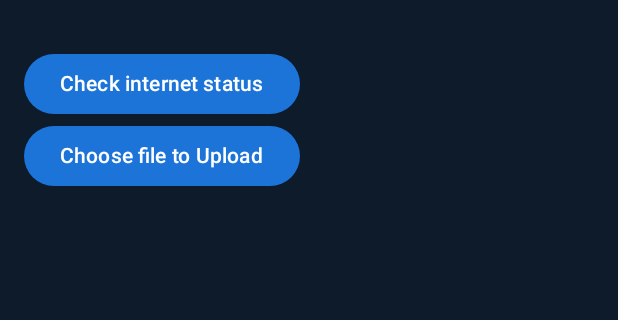
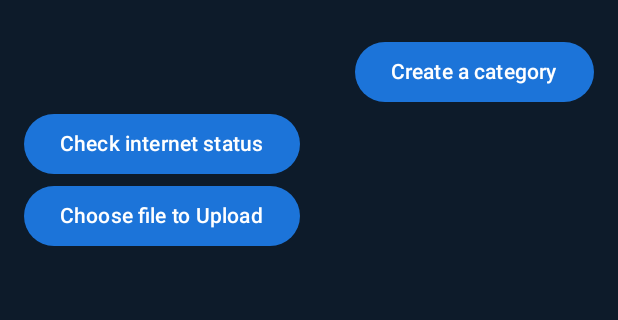
Before and after one commit to vijay-kartik/MySpace, an Android app built with Jetpack Compose: the home screen opened through its navigation route, on a phone screen of 412 x 824 dp, the part 96-416 px from its top. Run offline under Robolectric (Android 15) with nearby library versions, the phone set to English and light mode, and no system bars; our stand-ins replace Dagger/Hilt's generated code, Firebase (no records; nobody signed in at launch, a user with empty details on screens opened directly); 4 statements that could not run were skipped.

```diff
--- a/app/src/main/java/com/vkartik/myspace/ui/presentation/home/HomeScreen.kt
+++ b/app/src/main/java/com/vkartik/myspace/ui/presentation/home/HomeScreen.kt
@@ -13,16 +13,13 @@ import androidx.compose.foundation.layout.Box
 import androidx.compose.foundation.layout.Column
 import androidx.compose.foundation.layout.Spacer
 import androidx.compose.foundation.layout.fillMaxWidth
+import androidx.compose.foundation.layout.height
 import androidx.compose.foundation.layout.padding
-import androidx.compose.foundation.layout.wrapContentSize
-import androidx.compose.foundation.shape.CircleShape
 import androidx.compose.foundation.shape.RoundedCornerShape
 import androidx.compose.material.icons.Icons
 import androidx.compose.material.icons.filled.Menu
 import androidx.compose.material3.Button
 import androidx.compose.material3.DrawerValue
-import androidx.compose.material3.DropdownMenu
-import androidx.compose.material3.DropdownMenuItem
 import androidx.compose.material3.ExperimentalMaterial3Api
 import androidx.compose.material3.Icon
 import androidx.compose.material3.IconButton
@@ -34,24 +31,19 @@ import androidx.compose.material3.TopAppBarDefaults
 import androidx.compose.material3.rememberDrawerState
 import androidx.compose.runtime.Composable
 import androidx.compose.runtime.getValue
-import androidx.compose.runtime.mutableStateOf
-import androidx.compose.runtime.remember
 import androidx.compose.runtime.rememberCoroutineScope
-import androidx.compose.runtime.saveable.rememberSaveable
-import androidx.compose.runtime.setValue
 import androidx.compose.ui.Alignment
 import androidx.compose.ui.Modifier
 import androidx.compose.ui.draw.clip
+import androidx.compose.ui.graphics.Color
 import androidx.compose.ui.graphics.asImageBitmap
-import androidx.compose.ui.layout.onSizeChanged
 import androidx.compose.ui.platform.LocalContext
-import androidx.compose.ui.platform.LocalDensity
-import androidx.compose.ui.unit.DpOffset
 import androidx.compose.ui.unit.dp
 import androidx.hilt.navigation.compose.hiltViewModel
 import androidx.lifecycle.compose.collectAsStateWithLifecycle
-import coil.compose.AsyncImage
 import com.example.core.ui.extensions.showToast
+import com.vkartik.myspace.ui.presentation.home.components.DrawerContent
+import com.vkartik.myspace.ui.presentation.home.components.ProfileIconButton
 import com.vkartik.myspace.ui.utils.extractBorderColorFrom
 import com.vkartik.myspace.ui.utils.resizeBitmap
 import kotlinx.coroutines.launch
@@ -60,20 +52,14 @@ import kotlinx.coroutines.launch
 @Composable
 fun HomeScreen(viewModel: HomeViewModel = hiltViewModel(), navigateBackToSignIn: () -> Unit) {
     val homeUiState: HomeUiState? by viewModel.homeUiState.collectAsStateWithLifecycle()
-    val internetConnected: Boolean? by viewModel.internetConnected.collectAsStateWithLifecycle()
-    val selectedBitmap: Uri? by viewModel.selectedImage.collectAsStateWithLifecycle()
 
     viewModel.fetchSignedInUserData()
-    val context = LocalContext.current
-    val launcher =
-        rememberLauncherForActivityResult(contract = ActivityResultContracts.PickVisualMedia()) { uri ->
-            viewModel.onImageSelected(uri)
-        }
     val drawerState = rememberDrawerState(initialValue = DrawerValue.Closed)
     val coroutineScope = rememberCoroutineScope()
 
     ModalNavigationDrawer(
         drawerState = drawerState,
+        scrimColor = Color.Transparent,
         drawerContent = { DrawerContent() }) {
         Scaffold(topBar = {
             TopAppBar(
@@ -88,7 +74,7 @@ fun HomeScreen(viewModel: HomeViewModel = hiltViewModel(), navigateBackToSignIn:
                     }
                 },
                 actions = {
-                    ProfileIconButton(homeUiState = homeUiState) {
+                    ProfileIconButton(userData = homeUiState?.userData) {
                         viewModel.signOut { navigateBackToSignIn() }
                     }
                 },
@@ -97,15 +83,7 @@ fun HomeScreen(viewModel: HomeViewModel = hiltViewModel(), navigateBackToSignIn:
         },
             content = { paddingValues ->
                 HomeContent(
-                    selectedBitmap = selectedBitmap,
-                    launchImagePicker = {
-                        launcher.launch(PickVisualMediaRequest(ActivityResultContracts.PickVisualMedia.ImageOnly))
-                    },
-                    checkInternetStatus = {
-                        internetConnected?.let { connected ->
-                            context.showToast(if (connected) "Internet connected" else "Device Offline")
-                        }
-                    },
+                    viewModel = viewModel,
                     modifier = Modifier.padding(paddingValues)
                 )
             }
@@ -115,65 +93,34 @@ fun HomeScreen(viewModel: HomeViewModel = hiltViewModel(), navigateBackToSignIn:
 
 
 @Composable
-fun ProfileIconButton(homeUiState: HomeUiState?, signOut: () -> Unit) {
-    var isContextMenuVisible by rememberSaveable { mutableStateOf(false) }
-    var pressOffSet by remember { mutableStateOf(DpOffset(0.dp, 0.dp)) }
-    var itemHeight by remember { mutableStateOf(0.dp) }
-    var itemWidth by remember { mutableStateOf(0.dp) }
-    val density = LocalDensity.current
-
-    IconButton(onClick = { isContextMenuVisible = true }) {
-        Box(
-            modifier = Modifier
-                .wrapContentSize()
-                .onSizeChanged {
-                    itemHeight = with(density) { it.height.toDp() }
-                    itemWidth = with(density) { it.width.toDp() }
-                }
-        ) {
-            AsyncImage(
-                model = homeUiState?.userData?.profilePicUrl,
-                contentDescription = null,
-                modifier = Modifier
-                    .clip(CircleShape)
-            )
-
-            DropdownMenu(
-                expanded = isContextMenuVisible,
-                onDismissRequest = { isContextMenuVisible = false },
-                offset = pressOffSet.copy(y = pressOffSet.y + 8.dp, x = itemWidth - 30.dp)
-            ) {
-                DropdownMenuItem(onClick = {
-                    isContextMenuVisible = false
-                    signOut()
-                }, text = { Text(text = "Sign Out") })
-            }
-        }
-    }
-
-
-}
-
-
-@Composable
 fun HomeContent(
-    selectedBitmap: Uri?,
-    launchImagePicker: () -> Unit,
-    checkInternetStatus: () -> Unit,
+    viewModel: HomeViewModel,
     modifier: Modifier = Modifier
 ) {
+    val selectedBitmap: Uri? by viewModel.selectedImage.collectAsStateWithLifecycle()
+    val internetConnected: Boolean? by viewModel.internetConnected.collectAsStateWithLifecycle()
+    val context = LocalContext.current
+    val launcher =
+        rememberLauncherForActivityResult(contract = ActivityResultContracts.PickVisualMedia()) { uri ->
+            viewModel.onImageSelected(uri)
+        }
     Box(
-        modifier = modifier.padding(16.dp), contentAlignment = Alignment.TopStart
+        modifier = modifier.padding(16.dp).fillMaxWidth(), contentAlignment = Alignment.TopStart
     ) {
-        Column {
-            Spacer(modifier = Modifier.padding(8.dp))
+        Column(modifier = Modifier.fillMaxWidth()) {
+            Spacer(modifier = Modifier.height(8.dp))
+            Button(onClick = { /*TODO*/ }, modifier = Modifier.align(Alignment.End)) {
+                Text(text = "Create a category")
+            }
             Button(onClick = {
-                checkInternetStatus()
+                internetConnected?.let { connected ->
+                    context.showToast(if (connected) "Internet connected" else "Device Offline")
+                }
             }) {
                 Text(text = "Check internet status")
             }
             Button(onClick = {
-                launchImagePicker()
+                launcher.launch(PickVisualMediaRequest(ActivityResultContracts.PickVisualMedia.ImageOnly))
             }) {
                 Text(text = "Choose file to Upload")
             }
@@ -209,11 +156,3 @@ fun ImageUploads(selectedBitmap: Uri?) {
         )
     }
 }
-
-@Composable
-fun DrawerContent() {
-    Column {
-        Text(text = "Movies")
-        Text(text = "Fodd log")
-    }
-}
--- /dev/null
+++ b/app/src/main/java/com/vkartik/myspace/ui/presentation/home/components/HomeDrawer.kt
@@ -0,0 +1,28 @@
+package com.vkartik.myspace.ui.presentation.home.components
+
+import androidx.compose.foundation.background
+import androidx.compose.foundation.layout.Column
+import androidx.compose.foundation.layout.fillMaxSize
+import androidx.compose.foundation.layout.padding
+import androidx.compose.material3.MaterialTheme
+import androidx.compose.material3.ModalDrawerSheet
+import androidx.compose.material3.Text
+import androidx.compose.runtime.Composable
+import androidx.compose.ui.Modifier
+import androidx.compose.ui.graphics.Color
+import androidx.compose.ui.unit.dp
+
+@Composable
+fun DrawerContent() {
+    ModalDrawerSheet(
+        modifier = Modifier.padding(top = 64.dp),
+        drawerContainerColor = Color.Transparent
+    ) {
+        Column(modifier = Modifier.fillMaxSize()
+            .background(MaterialTheme.colorScheme.primaryContainer)
+            .padding(start = 20.dp)) {
+            Text(text = "Movies")
+            Text(text = "Food log")
+        }
+    }
+}
--- /dev/null
+++ b/app/src/main/java/com/vkartik/myspace/ui/presentation/home/components/ProfileIconButton.kt
@@ -0,0 +1,61 @@
+package com.vkartik.myspace.ui.presentation.home.components
+
+import androidx.compose.foundation.layout.Box
+import androidx.compose.foundation.layout.wrapContentSize
+import androidx.compose.foundation.shape.CircleShape
+import androidx.compose.material3.DropdownMenu
+import androidx.compose.material3.DropdownMenuItem
+import androidx.compose.material3.IconButton
+import androidx.compose.material3.Text
+import androidx.compose.runtime.Composable
+import androidx.compose.runtime.getValue
+import androidx.compose.runtime.mutableStateOf
+import androidx.compose.runtime.remember
+import androidx.compose.runtime.saveable.rememberSaveable
+import androidx.compose.runtime.setValue
+import androidx.compose.ui.Modifier
+import androidx.compose.ui.draw.clip
+import androidx.compose.ui.layout.onSizeChanged
+import androidx.compose.ui.platform.LocalDensity
+import androidx.compose.ui.unit.DpOffset
+import androidx.compose.ui.unit.dp
+import coil.compose.AsyncImage
+import com.vkartik.myspace.ui.presentation.sign_in.UserData
+
+@Composable
+fun ProfileIconButton(userData: UserData?, signOut: () -> Unit) {
+    var isContextMenuVisible by rememberSaveable { mutableStateOf(false) }
+    var pressOffSet by remember { mutableStateOf(DpOffset(0.dp, 0.dp)) }
+    var itemHeight by remember { mutableStateOf(0.dp) }
+    var itemWidth by remember { mutableStateOf(0.dp) }
+    val density = LocalDensity.current
+
+    IconButton(onClick = { isContextMenuVisible = true }) {
+        Box(
+            modifier = Modifier
+                .wrapContentSize()
+                .onSizeChanged {
+                    itemHeight = with(density) { it.height.toDp() }
+                    itemWidth = with(density) { it.width.toDp() }
+                }
+        ) {
+            AsyncImage(
+                model = userData?.profilePicUrl,
+                contentDescription = null,
+                modifier = Modifier
+                    .clip(CircleShape)
+            )
+
+            DropdownMenu(
+                expanded = isContextMenuVisible,
+                onDismissRequest = { isContextMenuVisible = false },
+                offset = pressOffSet.copy(y = pressOffSet.y + 8.dp, x = itemWidth - 30.dp)
+            ) {
+                DropdownMenuItem(onClick = {
+                    isContextMenuVisible = false
+                    signOut()
+                }, text = { Text(text = "Sign Out") })
+            }
+        }
+    }
+}
```
Also changed, not shown: app/src/main/java/com/vkartik/myspace/MainActivity.kt (+1 -15 lines), app/src/main/java/com/vkartik/myspace/MySpaceApp.kt (added, +39 -0 lines), app/src/main/java/com/vkartik/myspace/MySpaceAppState.kt (added, +22 -0 lines), app/src/main/java/com/vkartik/myspace/ui/navigation/MySpaceNavHost.kt (+8 -12 lines).
